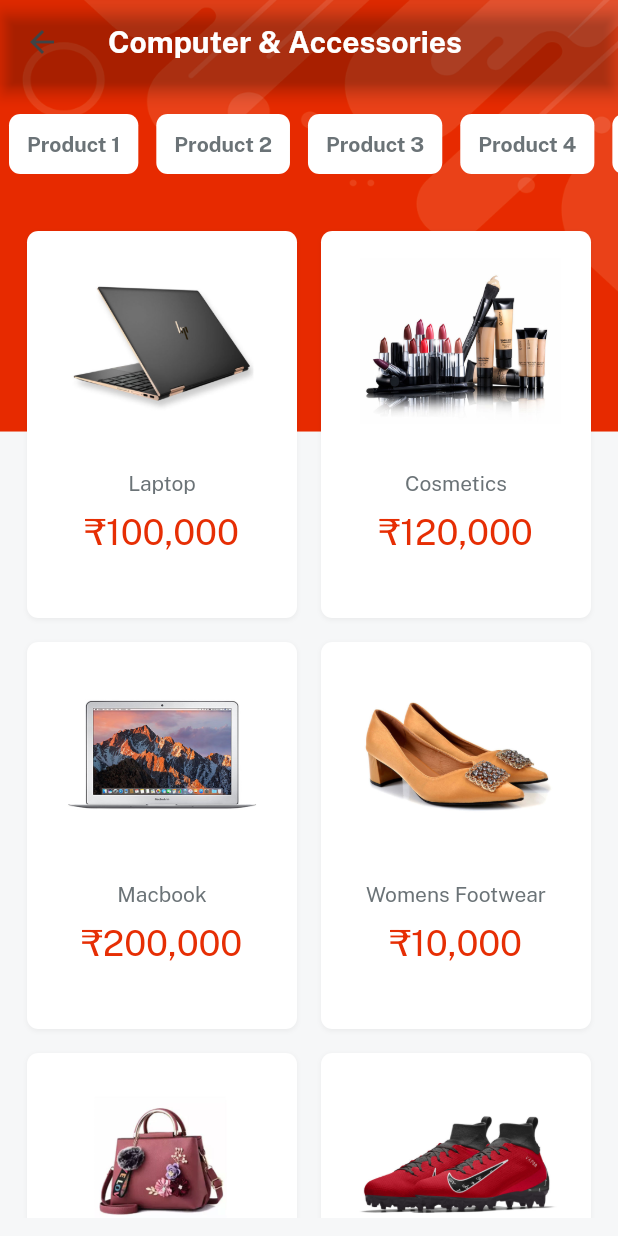
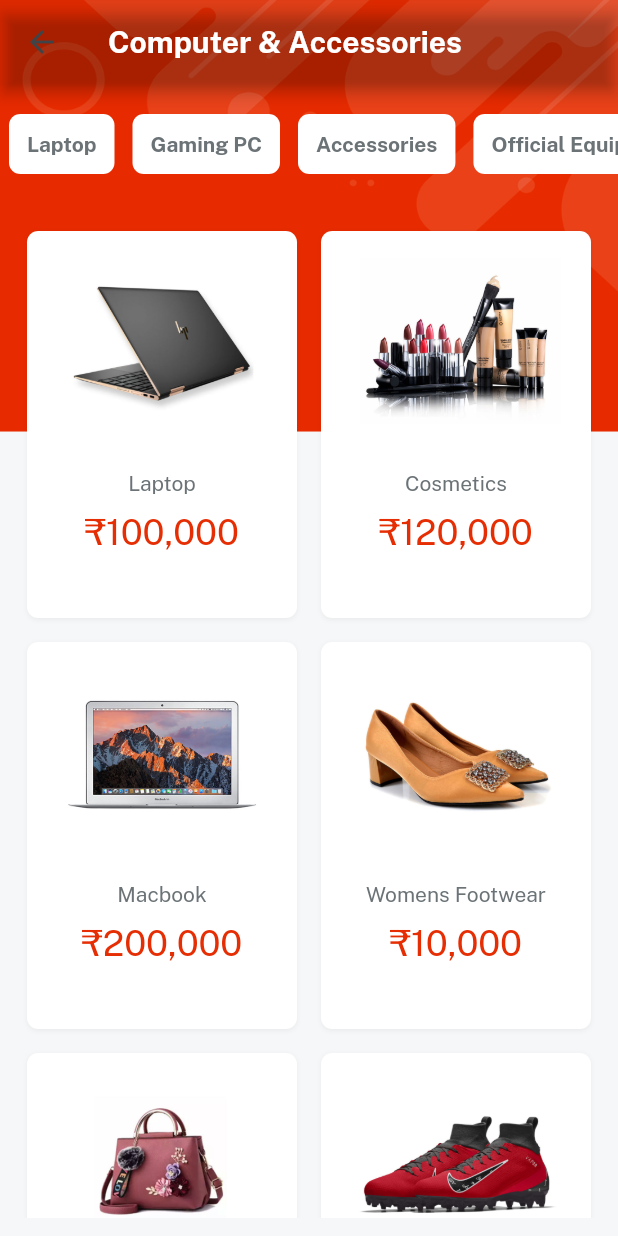
Before and after one commit to Vivek19915/e-Mart_flutter_app, a Flutter app: the CategoryScreen screen opened directly, after a tap on "Computer & Accessories", on a phone screen of 412 x 824 dp. Run offline on Flutter 3.47's test engine with Material 2 defaults, Android fonts, the phone set to English and light mode, and no system bars; our stand-ins replace cloud_firestore, firebase_auth, firebase_core, firebase_storage, get, image_picker and 1 more; accounts and stored records are empty.

Commit message:
category scrren model for subcatergory  to show suncatrgory accordingly using title given

```diff
--- a/lib/category_screen/category_details.dart
+++ b/lib/category_screen/category_details.dart
@@ -1,6 +1,7 @@
 import 'package:e_mart/category_screen/item_details.dart';
 import 'package:e_mart/consts/consts.dart';
 import 'package:e_mart/consts/list.dart';
+import 'package:e_mart/controller/product_controller.dart';
 import 'package:e_mart/widgets_common/bg_widget.dart';
 import 'package:get/get.dart';
 
@@ -10,6 +11,9 @@ class CategoryDetails extends StatelessWidget {
 
   @override
   Widget build(BuildContext context) {
+
+    var productController = Get.find<ProductController>();
+
     return bgWidget(
       child: Scaffold(
         appBar: AppBar(
@@ -19,8 +23,8 @@ class CategoryDetails extends StatelessWidget {
           children: [
             20.heightBox,
             Row(
-              children: List.generate(kidsSectionList.length,
-                      (index) => kidsSectionList[index].text.color(fontGrey).fontFamily(bold).make().box.white.padding(EdgeInsets.all(12)).height(40).roundedSM.margin(EdgeInsets.symmetric(horizontal: 6)).make(),
+              children: List.generate(productController.subcat.length,
+                      (index) => productController.subcat[index].toString().text.color(fontGrey).fontFamily(bold).make().box.white.padding(EdgeInsets.all(12)).height(40).roundedSM.margin(EdgeInsets.symmetric(horizontal: 6)).make(),
               ).toList(),
             ).scrollHorizontal(physics: BouncingScrollPhysics()),
             20.heightBox,
--- a/lib/category_screen/category_screen.dart
+++ b/lib/category_screen/category_screen.dart
@@ -1,6 +1,7 @@
 import 'package:e_mart/category_screen/category_details.dart';
 import 'package:e_mart/consts/consts.dart';
 import 'package:e_mart/consts/list.dart';
+import 'package:e_mart/controller/product_controller.dart';
 import 'package:e_mart/widgets_common/bg_widget.dart';
 import 'package:get/get.dart';
 import 'package:get/get_core/src/get_main.dart';
@@ -10,6 +11,9 @@ class CategoryScreen extends StatelessWidget {
 
   @override
   Widget build(BuildContext context) {
+
+    var productController = Get.put(ProductController());
+
     return bgWidget(
       child: Scaffold(
         appBar: AppBar(
@@ -29,6 +33,7 @@ class CategoryScreen extends StatelessWidget {
                     categoriesList[index].text.align(TextAlign.center).make(),
                   ],
                 ).box.roundedSM.white.clip(Clip.antiAlias).outerShadowSm.make().onTap(() {
+                  productController.getSubCategories(title: categoriesList[index]);
                   Get.to(()=>CategoryDetails(title: categoriesList[index]));            //🔥🔥🔥 jis par bhi click karege uska cayergory details open hi jayega
                 });                  //clip is used to clip the image
               }),
--- a/lib/consts/firebase_consts.dart
+++ b/lib/consts/firebase_consts.dart
@@ -1,10 +1,10 @@
 import 'package:cloud_firestore/cloud_firestore.dart';
 import 'package:firebase_auth/firebase_auth.dart';
 
-FirebaseAuth auth = FirebaseAuth.instance;                //used where authentication required
+FirebaseAuth auth = FirebaseAuth.instance;                       //used where authentication required
 FirebaseFirestore firestore = FirebaseFirestore.instance;             // used to get and  update data on firebase
 User? currentUser = auth.currentUser;                                   //?--NULABLE VARIABLE MEANS NULL VALUE NHI HOGI AND  jo bhi current user hoga uska all data we get from current user
 
 
-//collections
+//collections names that are used in database like users and drivers when you use in fire storage.instance.collection(userCollection)
 const userCollection = "users";
--- a/lib/consts/list.dart
+++ b/lib/consts/list.dart
@@ -14,7 +14,7 @@ var featuredProducttitles = ["Laptop" , "Cosmetics" ,"Macbook" ,"Womens Footwear
 var featuredProductPrice = ["₹100,000" , "₹120,000" ,"₹200,000" ,"₹10,000" ,"₹131,000" ,"₹100" ,"₹980,000"];
 
 var categoriesList  =  [womenClothing,menClothingFashion,compAcess,automobile,kidToys,sport,jewelery,cellPhone,furniture];
-var categoriesImages = [imgFc1, imgFc2, imgFc3, imgFc4, imgFc5, imgFc6, imgFc7, imgFc8, imgFc9,];
+var categoriesImages = [imgS1, imgFc1, imgFc2, imgFc3, imgFc4, imgFc5, imgS10, imgFc6, imgFc9,];
 
 
 //and similarly we make selection section for all categories
--- a/lib/controller/auth_controller.dart
+++ b/lib/controller/auth_controller.dart
@@ -41,8 +41,9 @@ class AuthController extends GetxController{
 
 
   //storing data on firebase store
+  // here one collection is made on firestore of name userCollection where with particular userid we set some things relted to that user
   storeUserData({name,password,email})async{
-    DocumentReference store = await firestore.collection(userCollection).doc(currentUser!.uid);
+    DocumentReference store = await firestore.collection(userCollection).doc(currentUser!.uid);  ////or we can wrire -->FirebaseFirestore.instance.collection("users")
     store.set({
       'name' : name,
       'password' : password,
--- a/lib/controller/change_profile_controller.dart
+++ b/lib/controller/change_profile_controller.dart
@@ -45,14 +45,14 @@ class ProfileController extends GetxController{
     profileImageLink = await ref.getDownloadURL();
   }
 
-  //update on firebase
+  //update on firebase  -> FirebaseFirestore.instance me users collection me imgurl of update kar rahe h and then merge kar dege taki updat eho jaye
   updateProfile({name,password,imgUrl}) async{
     var store  = firestore.collection(userCollection).doc(currentUser!.uid);
      await store.set({
       'name' : name,
       'password' : password,
       'imageUrl' : imgUrl,
-    },SetOptions(merge: true));
+    },SetOptions(merge: true));            //merge used when we over write the users value
      isloading(false);
   }
 
--- /dev/null
+++ b/lib/controller/product_controller.dart
@@ -0,0 +1,22 @@
+import 'package:e_mart/models/category_model.dart';
+import 'package:flutter/services.dart';
+import 'package:get/get.dart';
+
+class ProductController extends GetxController{
+
+  var subcat = [];
+  //function to get subCategories from json model
+  getSubCategories({title}) async {
+    subcat.clear();       //so that already subcat will get erased
+    //json data will store in jsondata --> and this we will pass to our category model
+    var jsondata = await rootBundle.loadString("lib/services/category_model.json");
+    var decoded_data = categoryModelFromJson(jsondata);
+    //filtring subcat on the basis of tile given
+    var s = decoded_data.categories.where((element) => element.name == title).toList();
+
+    // ..adding subcategories of tile in subcat list
+    for(var i in s[0].subcategories){
+      subcat.add(i);
+    }
+  }
+}
--- a/lib/profile_screen/profile_screen.dart
+++ b/lib/profile_screen/profile_screen.dart
@@ -45,8 +45,8 @@ class ProfileScreen extends StatelessWidget {
                       Row(
                         children: [
                           //changing image after updating
-                          if(data_user['imageUrl']=='')Image.asset(imgProfile2,width: 100,fit: BoxFit.cover,).box.roundedFull.clip(Clip.antiAlias).make()
-                          else Image.network(data_user['imageUrl'],width: 100,fit: BoxFit.cover,).box.roundedFull.clip(Clip.antiAlias).make(),
+                          if(data_user['imageUrl']=='')Image.asset(imgProfile2,width: 80,fit: BoxFit.cover,).box.roundedFull.clip(Clip.antiAlias).make()
+                          else Image.network(data_user['imageUrl'],width: 80,fit: BoxFit.cover,).box.roundedFull.clip(Clip.antiAlias).make(),
 
                           10.widthBox,
                           Expanded(
--- a/pubspec.yaml
+++ b/pubspec.yaml
@@ -70,6 +70,7 @@ flutter:
     - assets/
     - assets/images/
     - assets/icons/
+    - lib/services/category_model.json
 
 
   # An image asset can refer to one or more resolution-specific "variants", see
```
Also changed, not shown: lib/models/category_model.dart (added, +38 -0 lines), lib/profile_screen/edit_profile_screen.dart (+13 -4 lines), lib/services/category_model.json (added, +99 -0 lines), lib/views/auth_screen/signup_screen.dart (+7 -2 lines), 3 other files.
